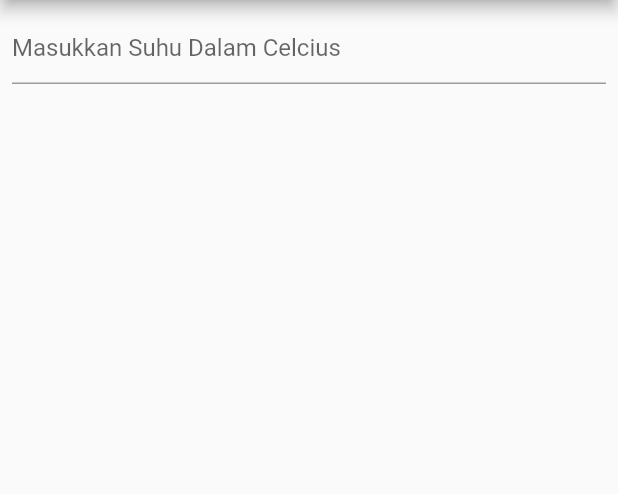
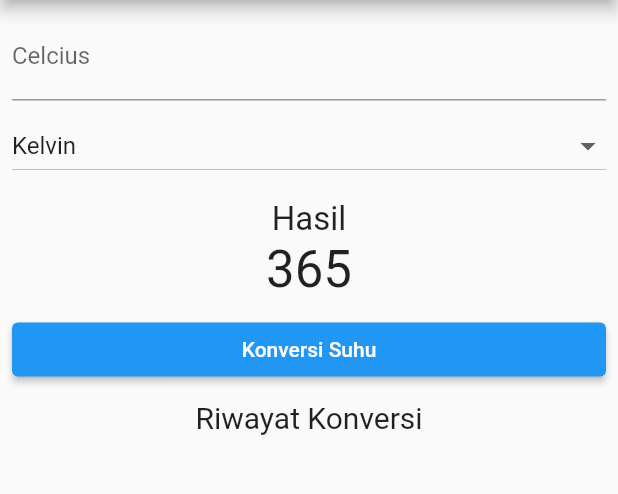
Before and after one commit to sendyjoan/Konverter_Suhu_Mobile, a Flutter app: the screen it shows after launch, on a phone screen of 412 x 824 dp, the part 84-578 px from its top. Run offline on Flutter 3.47's test engine with Material 2 defaults, Android fonts, the phone set to English and light mode, and no system bars.

Commit message:
Config UI and Dropdown

```diff
--- a/lib/main.dart
+++ b/lib/main.dart
@@ -1,11 +1,27 @@
 import 'package:flutter/material.dart';
-import 'package:flutter/services.dart';
 
 void main() {
   runApp(MyApp());
 }
 
-class MyApp extends StatelessWidget {
+class MyApp extends StatefulWidget {
+  const MyApp({super.key});
+
+  @override
+  State<MyApp> createState() => _MyAppState();
+}
+
+class _MyAppState extends State<MyApp> {
+  TextEditingController etInput = TextEditingController();
+  List<String> listSatuanSuhu = ["Kelvin", "Reamur", "Fahrenheit"];
+  String selectedDropDown = "Kelvin";
+
+  void onDropdownChange(String? value) {
+    return setState(() {
+      selectedDropDown = value.toString();
+    });
+  }
+
   // This widget is the roor of your application.
   Widget build(BuildContext context) {
     return MaterialApp(
@@ -23,22 +39,59 @@ class MyApp extends StatelessWidget {
           child: Column(
             children: [
               TextFormField(
-                validator: (value) {
-                  if (value == null || value.isEmpty) {
-                    return null;
-                  } else {
-                    double? num = double.tryParse(value);
-                    if (num == null)
-                      return 'Invalid value';
-                    else if (num < 1 || num > 10)
-                      return 'Please enter value between 1 and 10.000';
-                  }
-                  return null;
+                keyboardType: TextInputType.number,
+                controller: etInput,
+                decoration: InputDecoration(
+                  labelText: 'Celcius',
+                  hintText: 'Enter the temperature in celcius',
+                ),
+              ),
+              SizedBox(
+                height: 6,
+              ),
+              DropdownButton(
+                isExpanded: true,
+                value: selectedDropDown,
+                items: listSatuanSuhu.map((String value) {
+                  return DropdownMenuItem<String>(
+                    value: value,
+                    child: Text(value),
+                  );
+                }).toList(),
+                onChanged: (value) {
+                  onDropdownChange(value);
                 },
-                keyboardType: TextInputType.number,
-                decoration: InputDecoration(
-                  hintText: 'Masukkan Suhu Dalam Celcius',
-                ),
+              ),
+              SizedBox(
+                height: 12,
+              ),
+              Text(
+                "Hasil",
+                style: TextStyle(fontSize: 22),
+              ),
+              Text(
+                "365",
+                style: TextStyle(fontSize: 34),
+              ),
+              SizedBox(
+                height: 10,
+              ),
+              Row(
+                children: [
+                  Expanded(
+                    child: ElevatedButton(
+                      onPressed: () {},
+                      child: Text("Konversi Suhu"),
+                    ),
+                  ),
+                ],
+              ),
+              SizedBox(
+                height: 10,
+              ),
+              Text(
+                "Riwayat Konversi",
+                style: TextStyle(fontSize: 20),
               ),
             ],
           ),
```
